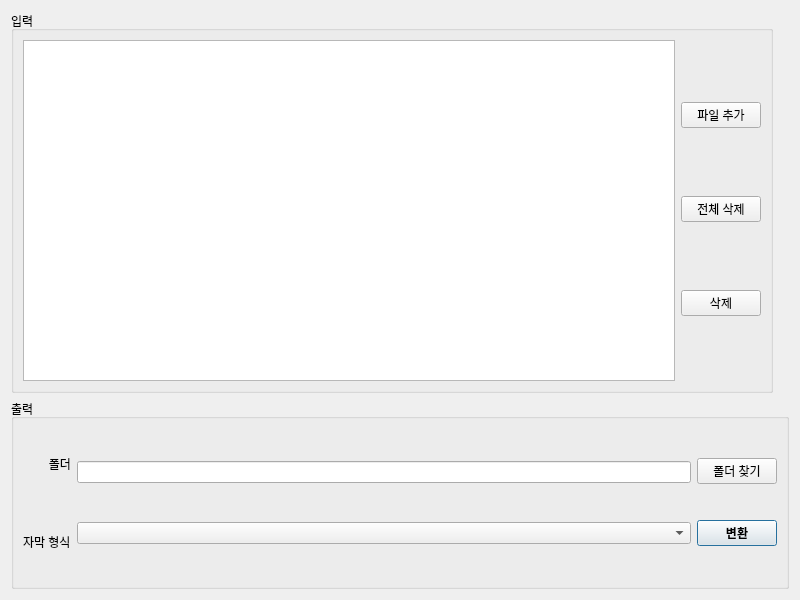
This is main_gui.ui in handrake/subtitle-convert as Qt 5 draws it before an edit. The edited form follows.
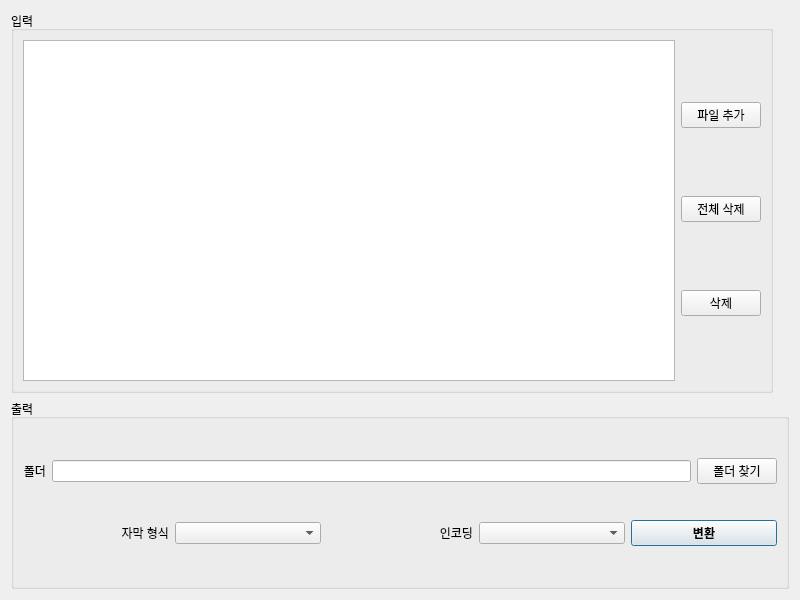
This is the edited form.

Commit message: added output encoding

```diff
--- a/main_gui.ui
+++ b/main_gui.ui
@@ -95,9 +95,9 @@
        <property name="title">
         <string>출력</string>
        </property>
-       <layout class="QHBoxLayout" name="horizontalLayout_2">
+       <layout class="QVBoxLayout" name="verticalLayout_2">
         <item>
-         <layout class="QVBoxLayout" name="verticalLayout_3">
+         <layout class="QHBoxLayout" name="horizontalLayout_2">
           <item>
            <widget class="QLabel" name="label_2">
             <property name="text">
@@ -109,6 +109,23 @@
            </widget>
           </item>
           <item>
+           <widget class="QLineEdit" name="output_folder_edit"/>
+          </item>
+          <item>
+           <widget class="QPushButton" name="browse_output_folder_button">
+            <property name="text">
+             <string>폴더 찾기</string>
+            </property>
+            <property name="autoDefault">
+             <bool>false</bool>
+            </property>
+           </widget>
+          </item>
+         </layout>
+        </item>
+        <item>
+         <layout class="QHBoxLayout" name="horizontalLayout_3">
+          <item>
            <widget class="QLabel" name="label">
             <property name="sizePolicy">
              <sizepolicy hsizetype="Minimum" vsizetype="Preferred">
@@ -125,32 +142,27 @@
             <property name="text">
              <string>자막 형식</string>
             </property>
+            <property name="alignment">
+             <set>Qt::AlignRight|Qt::AlignTrailing|Qt::AlignVCenter</set>
+            </property>
            </widget>
-          </item>
-         </layout>
-        </item>
-        <item>
-         <layout class="QVBoxLayout" name="verticalLayout_7">
-          <item>
-           <widget class="QLineEdit" name="output_folder_edit"/>
           </item>
           <item>
            <widget class="QComboBox" name="output_type_combo"/>
           </item>
-         </layout>
-        </item>
-        <item>
-         <layout class="QVBoxLayout" name="verticalLayout_2">
           <item>
-           <widget class="QPushButton" name="browse_output_folder_button">
+           <widget class="QLabel" name="label_3">
             <property name="text">
-             <string>폴더 찾기</string>
+             <string>인코딩</string>
             </property>
-            <property name="autoDefault">
-             <bool>false</bool>
+            <property name="alignment">
+             <set>Qt::AlignRight|Qt::AlignTrailing|Qt::AlignVCenter</set>
             </property>
            </widget>
           </item>
+          <item>
+           <widget class="QComboBox" name="output_encoding_combo"/>
+          </item>
           <item>
            <widget class="QPushButton" name="convert_button">
             <property name="font">
```
The commit also changes 1 other file.
